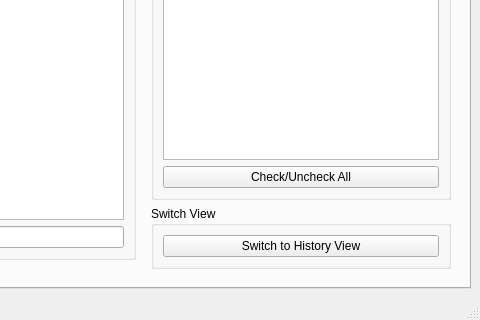
Old version of the form src/GUI/ui_files/BATT5_GUI.ui in the repository adalio0/BATT5; both pictures show x 531 to 1011 and y 474 to 794 of the 1011 by 794 pixel window.
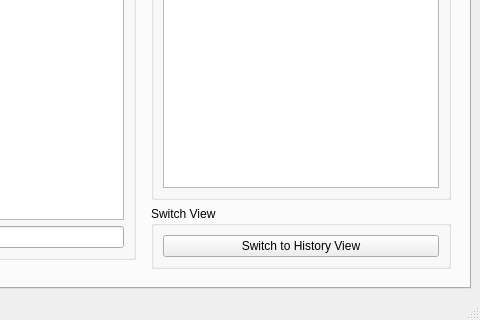
New version of the form. The open tabs and pages were chosen to show the change.

Commit message: fixed the checkboxes extract all

What changed in the file:
```diff
--- a/src/GUI/ui_files/BATT5_GUI.ui
+++ b/src/GUI/ui_files/BATT5_GUI.ui
@@ -543,13 +543,6 @@
                    </property>
                   </widget>
                  </item>
-                 <item>
-                  <widget class="QPushButton" name="pushButton">
-                   <property name="text">
-                    <string>Check/Uncheck All</string>
-                   </property>
-                  </widget>
-                 </item>
                 </layout>
                </widget>
               </item>
```
Left out of the diff: 29 changed lines with no effect on the pictures. The commit also changes 2 other files.
